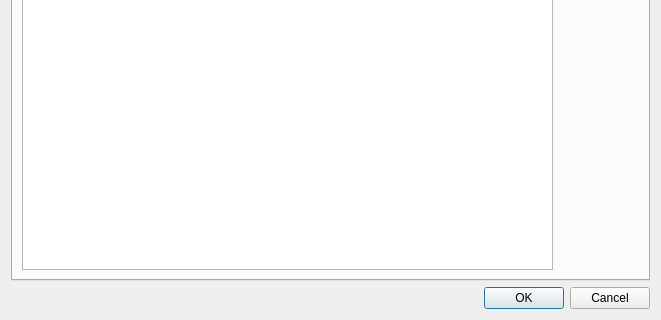
Before: the Qt Designer form src/ui/PreferencesDialog.ui in OtterBrowser/otter-browser, drawn with Qt 5; both pictures show x 0 to 661 and y 277 to 597 of the 661 by 597 pixel window.
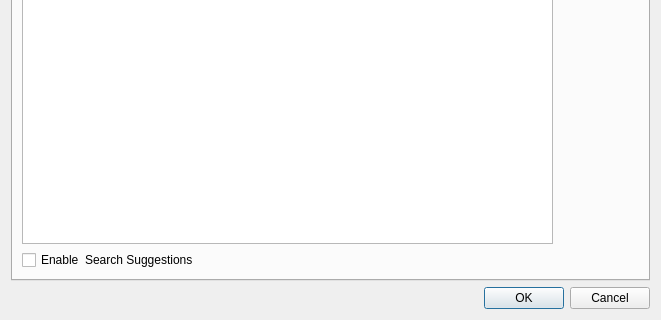
After: the same form once the commit is applied. The open tabs and pages were chosen to show the change.

Commit message: Implement search suggestions

Diff of the .ui file:
```diff
--- a/src/ui/PreferencesDialog.ui
+++ b/src/ui/PreferencesDialog.ui
@@ -1204,6 +1204,13 @@
            </column>
           </widget>
          </item>
+         <item>
+          <widget class="QCheckBox" name="searchSuggestionsCheckBox">
+           <property name="text">
+            <string>Enable  Search Suggestions</string>
+           </property>
+          </widget>
+         </item>
         </layout>
        </item>
        <item>
```
The commit also changes 14 other files.
